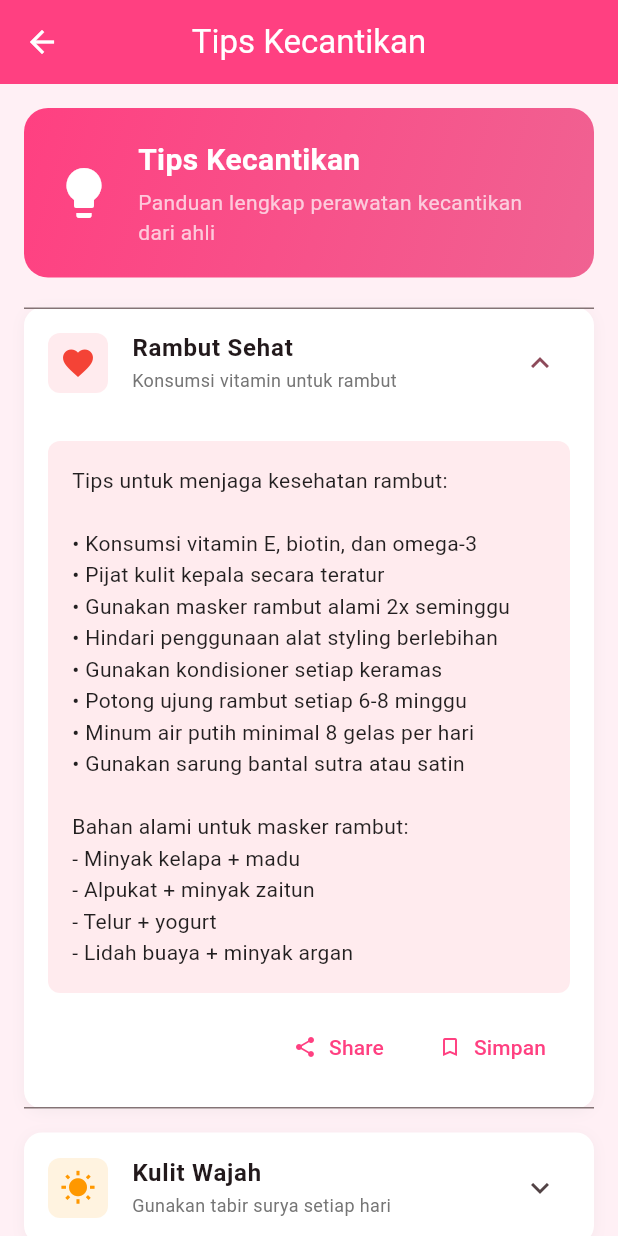
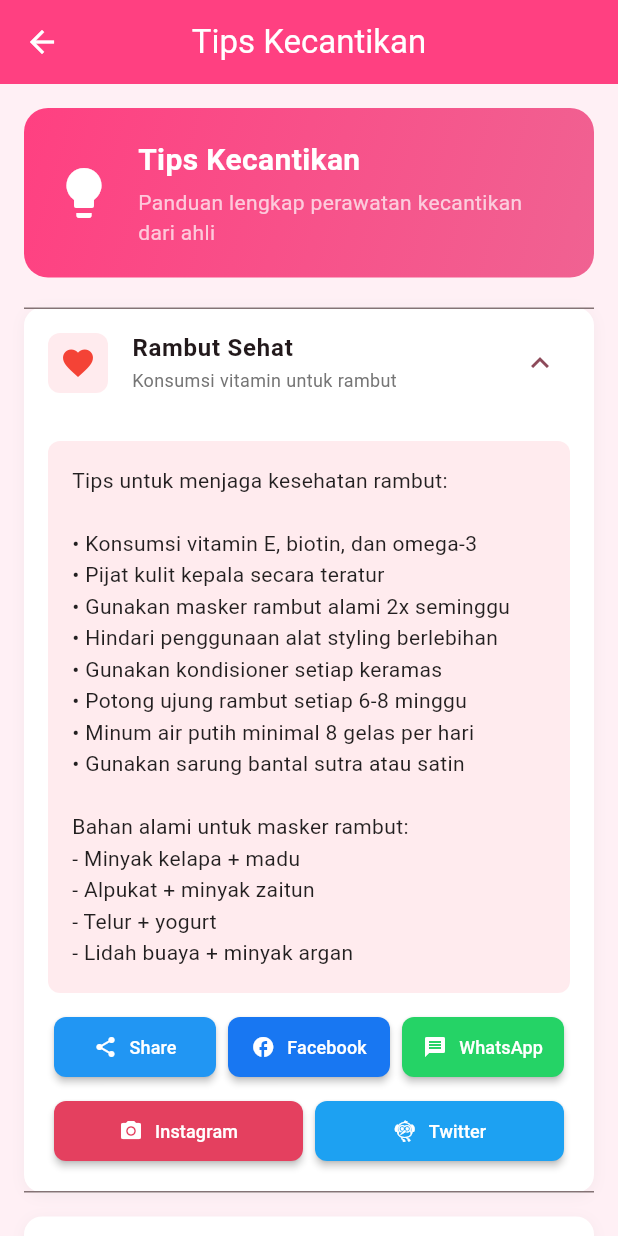
Before and after one commit to kurniacantik220804/flutter_application_1, a Flutter app: the BeautyTipsScreen screen opened directly, after a tap on "Rambut Sehat", after a tap on "Share", on a phone screen of 412 x 824 dp. Run offline on Flutter 3.47's test engine with Material 3 defaults, Android fonts, the phone set to English and light mode, and no system bars; our stand-ins replace animated_bottom_navigation_bar, auto_size_text, get, get_storage, share_plus, supabase_flutter and 1 more; accounts and stored records are empty.

Commit message:
edit tips

```diff
--- a/lib/screen/beauty_tips_screen.dart
+++ b/lib/screen/beauty_tips_screen.dart
@@ -1,4 +1,6 @@
 import 'package:flutter/material.dart';
+import 'package:share_plus/share_plus.dart';
+import 'package:url_launcher/url_launcher.dart';
 
 class BeautyTipsScreen extends StatelessWidget {
   const BeautyTipsScreen({super.key});
@@ -332,28 +334,43 @@ Yang harus dihindari:
                 ),
                 const SizedBox(height: 12),
                 Row(
-                  mainAxisAlignment: MainAxisAlignment.end,
+                  mainAxisAlignment: MainAxisAlignment.spaceEvenly,
                   children: [
-                    TextButton.icon(
-                      onPressed: () {
-                        // TODO: Implement share functionality
-                      },
-                      icon: const Icon(Icons.share, size: 16),
-                      label: const Text('Share'),
-                      style: TextButton.styleFrom(
-                        foregroundColor: Colors.pinkAccent,
-                      ),
+                    _buildSocialShareButton(
+                      icon: Icons.share,
+                      label: 'Share',
+                      color: Colors.blue,
+                      onPressed: () => _shareGeneral(tips),
                     ),
-                    const SizedBox(width: 8),
-                    TextButton.icon(
-                      onPressed: () {
-                        // TODO: Implement bookmark functionality
-                      },
-                      icon: const Icon(Icons.bookmark_border, size: 16),
-                      label: const Text('Simpan'),
-                      style: TextButton.styleFrom(
-                        foregroundColor: Colors.pinkAccent,
-                      ),
+                    _buildSocialShareButton(
+                      icon: Icons.facebook,
+                      label: 'Facebook',
+                      color: const Color(0xFF1877F2),
+                      onPressed: () => _shareToFacebook(tips),
+                    ),
+                    _buildSocialShareButton(
+                      icon: Icons.message,
+                      label: 'WhatsApp',
+                      color: const Color(0xFF25D366),
+                      onPressed: () => _shareToWhatsApp(tips),
+                    ),
+                  ],
+                ),
+                const SizedBox(height: 8),
+                Row(
+                  mainAxisAlignment: MainAxisAlignment.spaceEvenly,
+                  children: [
+                    _buildSocialShareButton(
+                      icon: Icons.camera_alt,
+                      label: 'Instagram',
+                      color: const Color(0xFFE4405F),
+                      onPressed: () => _shareToInstagram(tips),
+                    ),
+                    _buildSocialShareButton(
+                      icon: Icons.flutter_dash,
+                      label: 'Twitter',
+                      color: const Color(0xFF1DA1F2),
+                      onPressed: () => _shareToTwitter(tips),
                     ),
                   ],
                 ),
@@ -363,6 +380,153 @@ Yang harus dihindari:
         ],
       ),
     );
+  }
+
+  Widget _buildSocialShareButton({
+    required IconData icon,
+    required String label,
+    required Color color,
+    required VoidCallback onPressed,
+  }) {
+    return Expanded(
+      child: Padding(
+        padding: const EdgeInsets.symmetric(horizontal: 4),
+        child: ElevatedButton.icon(
+          onPressed: onPressed,
+          icon: Icon(icon, size: 16, color: Colors.white),
+          label: Text(
+            label,
+            style: const TextStyle(
+              fontSize: 12,
+              color: Colors.white,
+              fontWeight: FontWeight.w500,
+            ),
+          ),
+          style: ElevatedButton.styleFrom(
+            backgroundColor: color,
+            foregroundColor: Colors.white,
+            padding: const EdgeInsets.symmetric(vertical: 8, horizontal: 8),
+            shape: RoundedRectangleBorder(
+              borderRadius: BorderRadius.circular(8),
+            ),
+            elevation: 2,
+          ),
+        ),
+      ),
+    );
+  }
+
+  // General share function using share_plus
+  void _shareGeneral(TipsData tips) {
+    final String shareText = '''
+🌟 Tips ${tips.title} 🌟
+
+${tips.subtitle}
+
+${tips.content}
+
+#TipsKecantikan #BeautyCare #SelfCare
+    ''';
+
+    Share.share(shareText, subject: 'Tips Kecantikan: ${tips.title}');
+  }
+
+  // Share to Facebook
+  void _shareToFacebook(TipsData tips) async {
+    final String text = '''
+🌟 Tips ${tips.title} 🌟
+
+${tips.subtitle}
+
+${tips.content}
+
+#TipsKecantikan #BeautyCare #SelfCare
+    ''';
+
+    final String url =
+        'https://www.facebook.com/sharer/sharer.php?u=${Uri.encodeComponent('https://example.com')}&quote=${Uri.encodeComponent(text)}';
+
+    if (await canLaunchUrl(Uri.parse(url))) {
+      await launchUrl(Uri.parse(url), mode: LaunchMode.externalApplication);
+    } else {
+      // Fallback to general share
+      _shareGeneral(tips);
+    }
+  }
+
+  // Share to WhatsApp
+  void _shareToWhatsApp(TipsData tips) async {
+    final String text = '''
+🌟 *Tips ${tips.title}* 🌟
+
+_${tips.subtitle}_
+
+${tips.content}
+
+#TipsKecantikan #BeautyCare #SelfCare
+    ''';
+
+    final String url = 'https://wa.me/?text=${Uri.encodeComponent(text)}';
+
+    if (await canLaunchUrl(Uri.parse(url))) {
+      await launchUrl(Uri.parse(url), mode: LaunchMode.externalApplication);
+    } else {
+      // Fallback to general share
+      _shareGeneral(tips);
+    }
+  }
+
+  // Share to Instagram (will open Instagram app)
+  void _shareToInstagram(TipsData tips) async {
+    final String text = '''
+🌟 Tips ${tips.title} 🌟
+
+${tips.subtitle}
+
+${tips.content}
+
+#TipsKecantikan #BeautyCare #SelfCare #Beauty #Skincare
+    ''';
+
+    // Instagram doesn't support direct text sharing via URL, so we use general share
+    // This will show Instagram as an option if installed
+    Share.share(text, subject: 'Tips Kecantikan: ${tips.title}');
+  }
+
+  // Share to Twitter
+  void _shareToTwitter(TipsData tips) async {
+    final String text = '''
+🌟 Tips ${tips.title} 🌟
+
+${tips.subtitle}
+
+#TipsKecantikan #BeautyCare #SelfCare
+    ''';
+
+    final String url =
+        'https://twitter.com/intent/tweet?text=${Uri.encodeComponent(text)}';
+
+    if (await canLaunchUrl(Uri.parse(url))) {
+      await launchUrl(Uri.parse(url), mode: LaunchMode.externalApplication);
+    } else {
+      // Fallback to general share
+      _shareGeneral(tips);
+    }
+  }
+
+  // Save bookmark function (placeholder)
+  void _saveBookmark(TipsData tips) {
+    // TODO: Implement actual bookmark saving to local storage or database
+    // For now, just show a snackbar
+    // You can implement this with GetStorage, SharedPreferences, or SQLite
+
+    // Example implementation would be:
+    // final storage = GetStorage();
+    // List<String> bookmarks = storage.read('bookmarks') ?? [];
+    // bookmarks.add(tips.title);
+    // storage.write('bookmarks', bookmarks);
+
+    print('Bookmark saved: ${tips.title}');
   }
 }
 
--- a/pubspec.yaml
+++ b/pubspec.yaml
@@ -38,6 +38,8 @@ dependencies:
   intl: ^0.18.1
   table_calendar: ^3.0.9
   supabase_flutter: ^2.0.0
+  share_plus: ^7.2.2        # For general sharing functionality
+  url_launcher: ^6.2.2      # For launching social media URLs
 
   # The following adds the Cupertino Icons font to your application.
   # Use with the CupertinoIcons class for iOS style icons.
@@ -64,7 +66,7 @@ flutter:
   assets:
     - assets/profil.jpg
     - assets/logo.png
-
+    - assets/makeup.jpg
   # The following line ensures that the Material Icons font is
   # included with your application, so that you can use the icons in
   # the material Icons class.
```
Also changed, not shown: assets/makeup.jpg (added), assets/potong.jpg (added), assets/rambut.jpg (added), assets/wajah.jpg (added), pubspec.lock, 4 other files.
